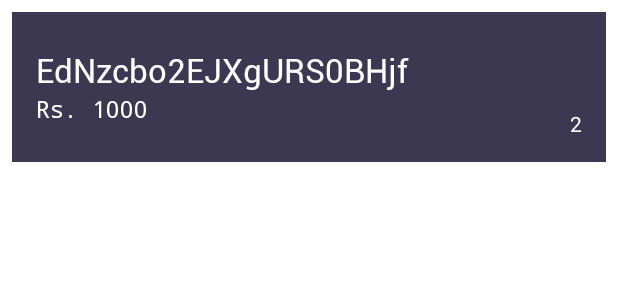
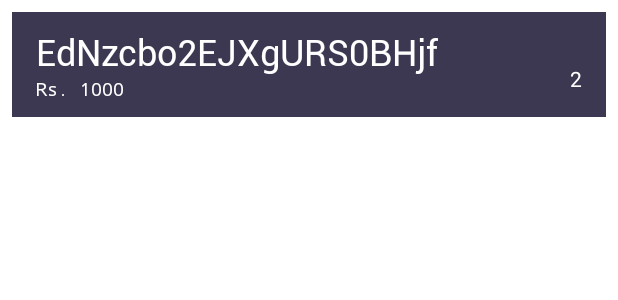
Before and after one commit to IOvision/SabPay, an Android app: the layout group_pay_list_item.xml on its own in the app's theme, with its tools: preview values and no code run, on a phone screen of 412 x 824 dp. Shown: the top 300 px of the screen. Run offline under Robolectric (Android 15) with nearby library versions, the phone set to English and light mode, and no system bars.

Commit message:
nothing to sya

```diff
--- a/app/src/main/java/com/visionio/sabpay/offpay/OffpayActivity.java
+++ b/app/src/main/java/com/visionio/sabpay/offpay/OffpayActivity.java
@@ -339,7 +339,7 @@ public class OffpayActivity extends AppCompatActivity {
                 Toast.makeText(this, "Payload Sent!", Toast.LENGTH_SHORT).show();
             });
             user.send(amount);
-            Paper.book("user").write("user",user);
+            Paper.book().write("user",user);
         } else {
             Toast.makeText(this, "Not Enough Balance!", Toast.LENGTH_SHORT).show();
         }
--- a/app/src/main/res/layout/fragment_login.xml
+++ b/app/src/main/res/layout/fragment_login.xml
@@ -48,7 +48,7 @@
             android:layout_width="match_parent"
             android:layout_height="wrap_content"
             android:maxLines="1"
-            android:inputType="textEmailAddress"/>
+            android:inputType="text"/>
 
     </com.google.android.material.textfield.TextInputLayout>
 
--- a/app/src/main/res/layout/group_pay_list_item.xml
+++ b/app/src/main/res/layout/group_pay_list_item.xml
@@ -10,30 +10,30 @@
     <RelativeLayout
         android:id="@+id/gPay_item_mainContainer_rl"
         android:layout_width="match_parent"
-        android:layout_height="100dp"
+        android:layout_height="70dp"
         android:background="@color/grey">
         <LinearLayout
             android:layout_width="wrap_content"
             android:layout_height="wrap_content"
             android:layout_centerVertical="true"
-            android:layout_marginStart="16dp"
+            android:layout_marginLeft="16dp"
             android:orientation="vertical">
 
             <TextView
-                android:id="@+id/gPay_item_date_tv"
+                android:id="@+id/gPay_item_id_tv"
                 android:layout_width="wrap_content"
                 android:layout_height="wrap_content"
                 android:fontFamily="@font/roboto_regular"
-                tools:text="EdNzcbo2EJXgURS0BHjf"
+                android:text="EdNzcbo2EJXgURS0BHjf"
                 android:textColor="@color/white"
-                android:textSize="22sp" />
+                android:textSize="24sp" />
 
             <TextView
                 android:id="@+id/gPay_item_amount_tv"
                 android:layout_width="wrap_content"
                 android:layout_height="wrap_content"
-                tools:text="Rs. 1000"
-                android:textSize="16sp"
+                android:text="Rs. 1000"
+                android:textSize="12sp"
                 android:fontFamily="monospace"
                 android:textColor="@color/white"/>
         </LinearLayout>
```
Also changed, not shown: app/src/main/java/com/visionio/sabpay/authentication/LoginFragment.java (+3 -4 lines), app/src/main/java/com/visionio/sabpay/authentication/RegisterFragment.java (+5 -6 lines), app/src/main/java/com/visionio/sabpay/group_pay/manageTransactions/GroupPayAdapter.java (+4 -5 lines), app/src/main/java/com/visionio/sabpay/main/HomeFragment.java (+2 -6 lines), app/src/main/java/com/visionio/sabpay/main/MainActivity.java (+3 -7 lines), app/src/main/res/layout/fragment_home.xml (+0 -7 lines).
